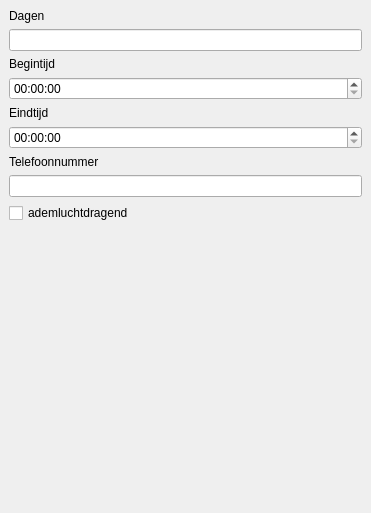
The window that qgis_project/objecten/ui/object_bedrijfshulpverlening.ui (OIV-NL-QGIS/QGIS_project) describes before a commit, drawn with Qt 5.
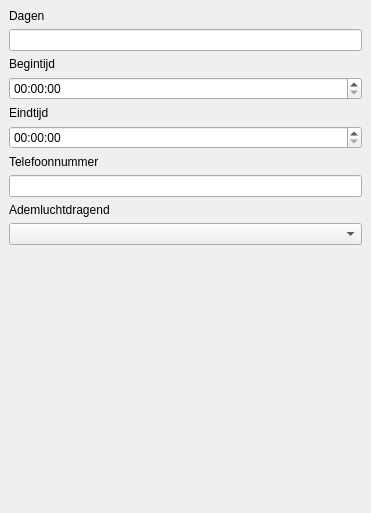
The same window after the commit.

Diff of the .ui file:
```diff
--- a/qgis_project/objecten/ui/object_bedrijfshulpverlening.ui
+++ b/qgis_project/objecten/ui/object_bedrijfshulpverlening.ui
@@ -64,12 +64,15 @@
        <widget class="QLineEdit" name="telefoonnummer"/>
       </item>
       <item>
-       <widget class="QCheckBox" name="ademluchtdragend">
+       <widget class="QLabel" name="label_4">
         <property name="text">
-         <string>ademluchtdragend</string>
+         <string>Ademluchtdragend</string>
         </property>
        </widget>
       </item>
+      <item>
+       <widget class="QComboBox" name="ademluchtdragend"/>
+      </item>
       <item>
        <spacer name="verticalSpacer">
         <property name="orientation">
```
